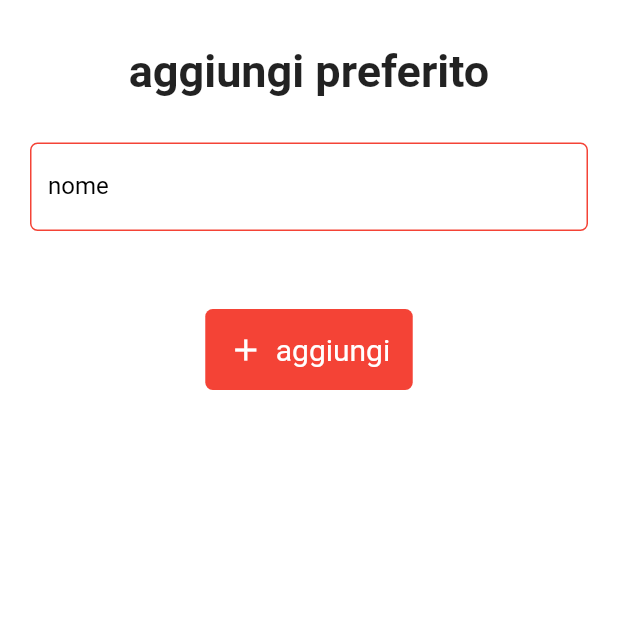
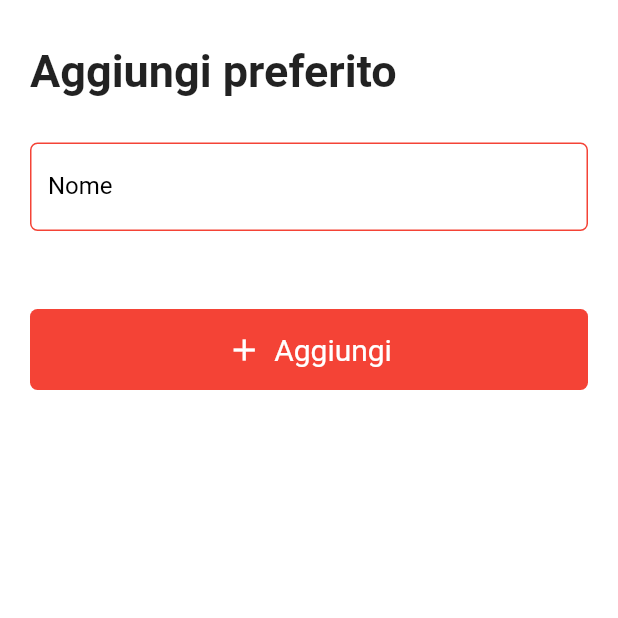
Before and after one commit to alex-sandri/svt-app, a Flutter app: the AggiungiPreferito screen opened directly with empty values, on a phone screen of 412 x 824 dp, the top half of it. Run offline on Flutter 3.47's test engine with Material 2 defaults, Android fonts, the phone set to English and light mode, and no system bars; our stand-ins replace dio, flutter_typeahead, hive, hive_flutter; accounts and stored records are empty; generated files the repository leaves out were written again.

Commit message:
Update aggiungi preferito UI to be consistent with the app UI

```diff
--- a/lib/routes/AggiungiPreferito.dart
+++ b/lib/routes/AggiungiPreferito.dart
@@ -24,22 +24,28 @@ class _AggiungiPreferitoState extends State<AggiungiPreferito> {
         child: Padding(
           padding: const EdgeInsets.symmetric(horizontal: 20),
           child: Column(
+            crossAxisAlignment: CrossAxisAlignment.start,
             children: [
               Padding(
                 padding: const EdgeInsets.symmetric(vertical: 30),
                 child: Text(
-                "aggiungi preferito",
+                  "Aggiungi preferito",
                   style: TextStyle(fontSize: 30, fontWeight: FontWeight.bold),
                 ),
               ),
               TextField(
                 controller: etNome,
-              decoration: InputDecoration(labelText: "nome", errorText: _errore),
+                decoration: InputDecoration(
+                  labelText: "Nome",
+                  errorText: _errore
+                ),
               ),
               SizedBox(
                 height: 30,
               ),
-            TextButton.icon(
+              Container(
+                width: double.infinity,
+                child: TextButton.icon(
                   onPressed: () {
                     try {
                       Preferito p = Preferito.create(etNome.text, soluzioneDiViaggio);
@@ -51,10 +57,13 @@ class _AggiungiPreferitoState extends State<AggiungiPreferito> {
                     }
                   },
                   icon: Icon(Icons.add),
-                label: Text("aggiungi"))
+                  label: Text("Aggiungi"),
+                ),
+              ),
             ],
           ),
-      )),
+        ),
+      ),
     );
   }
 }
```
Lines whose indentation alone changed are shown as unchanged.
